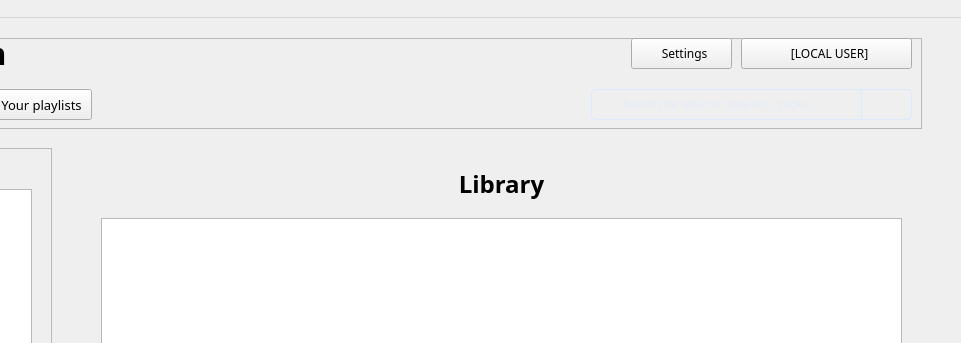
Qt form mainwindow.ui (AlexDev404/GUIFinalProject) before a commit; both pictures show x 269 to 1230 and y 0 to 343 of the 1230 by 747 pixel window.
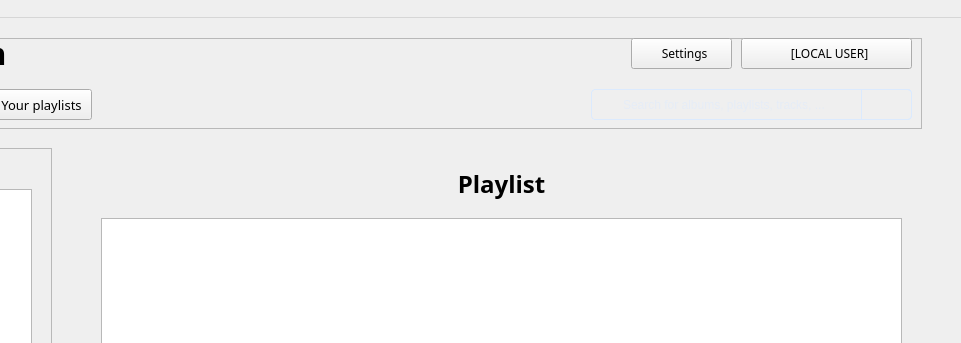
The same form after that commit. The open tabs and pages were chosen to show the change.

The edit to the form file:
```diff
--- a/mainwindow.ui
+++ b/mainwindow.ui
@@ -1167,7 +1167,7 @@
        </font>
       </property>
       <property name="text">
-       <string>Library</string>
+       <string>Playlist</string>
       </property>
       <property name="alignment">
        <set>Qt::AlignCenter</set>
```
Left out of the diff: 8 changed lines with no effect on the pictures.
